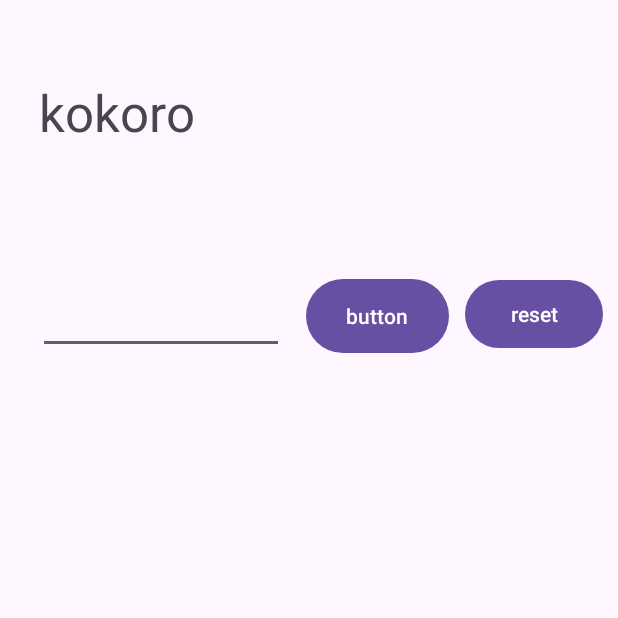
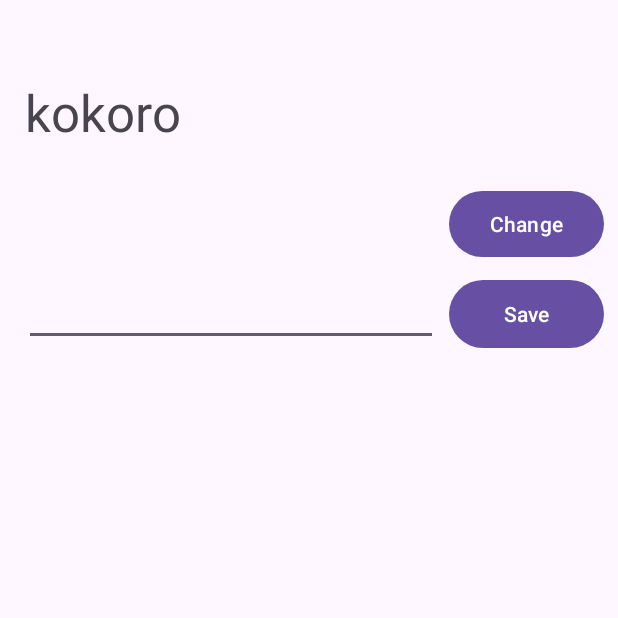
Before and after one commit to kokoro-0820/AndroidApp, an Android app: the screen it shows after launch (MainActivity), on a phone screen of 412 x 824 dp, the top half of it. Run offline under Robolectric (Android 15) with nearby library versions, the phone set to English and light mode, and no system bars; our stand-ins replace RxJava; 3 statements that could not run were skipped.

Commit message:
レイアウトを変更 クラスを追加

```diff
--- a/app/src/main/java/jp/ac/meijou/android/s221205056/MainActivity.java
+++ b/app/src/main/java/jp/ac/meijou/android/s221205056/MainActivity.java
@@ -5,6 +5,7 @@ import androidx.appcompat.app.AppCompatActivity;
 import android.os.Bundle;
 import android.text.Editable;
 import android.text.TextWatcher;
+import android.util.Log;
 import android.widget.TextView;
 import android.widget.ImageView;
 
@@ -12,14 +13,15 @@ import jp.ac.meijou.android.s221205056.databinding.ActivityMainBinding;
 
 public class MainActivity extends AppCompatActivity {
     private ActivityMainBinding binding;
+    private PrefDataStore prefDataStore;
 
     @Override
     protected void onCreate(Bundle savedInstanceState) {
         super.onCreate(savedInstanceState);
         binding = ActivityMainBinding.inflate(getLayoutInflater());
         setContentView(binding.getRoot());
+        prefDataStore = PrefDataStore.getInstance(this);
 
-        binding.text.setText(R.string.my_name);
 
         binding.button.setOnClickListener(v -> {
             var text = binding.editText.getText().toString();
@@ -28,7 +30,10 @@ public class MainActivity extends AppCompatActivity {
         });
 
         binding.button2.setOnClickListener(v -> {
-            binding.text.setText(R.string.my_name);
+            var text = binding.editText.getText().toString();
+            prefDataStore.setString("name", text);
+
+            Log.d("kokoro", "save text:"+ binding.text.getText());
 
         });
 
@@ -48,8 +53,17 @@ public class MainActivity extends AppCompatActivity {
                 // テキストが更新されたあとに呼ばれる
                 binding.text.setText(editable.toString());
             }
+
         });
 
+        Log.d("kokoro", "onCreate text:"+ binding.text.getText());
+    }
 
+    protected void onStart() {
+        super.onStart();
+        prefDataStore.getString("name")
+                .ifPresent(name -> binding.text.setText(name));
+
+        Log.d("kokoro", "onStart text:"+ binding.text.getText());
     }
 }
--- a/app/src/main/res/layout/activity_main.xml
+++ b/app/src/main/res/layout/activity_main.xml
@@ -14,26 +14,26 @@
         android:textSize="34sp"
         app:layout_constraintBottom_toBottomOf="parent"
         app:layout_constraintEnd_toEndOf="parent"
-        app:layout_constraintHorizontal_bias="0.714"
+        app:layout_constraintHorizontal_bias="0.457"
         app:layout_constraintStart_toStartOf="parent"
         app:layout_constraintTop_toTopOf="parent"
         app:layout_constraintVertical_bias="0.068" />
 
     <Button
         android:id="@+id/button"
-        android:layout_width="95dp"
-        android:layout_height="57dp"
+        android:layout_width="103dp"
+        android:layout_height="52dp"
         android:text="@string/button"
         app:layout_constraintBottom_toBottomOf="parent"
         app:layout_constraintEnd_toEndOf="parent"
-        app:layout_constraintHorizontal_bias="0.645"
+        app:layout_constraintHorizontal_bias="0.97"
         app:layout_constraintStart_toStartOf="parent"
         app:layout_constraintTop_toTopOf="parent"
-        app:layout_constraintVertical_bias="0.237" />
+        app:layout_constraintVertical_bias="0.16" />
 
     <Button
         android:id="@+id/button2"
-        android:layout_width="92dp"
+        android:layout_width="103dp"
         android:layout_height="53dp"
         android:text="@string/button2"
         app:layout_constraintBottom_toBottomOf="parent"
@@ -45,15 +45,15 @@
 
     <EditText
         android:id="@+id/editText"
-        android:layout_width="164dp"
-        android:layout_height="54dp"
+        android:layout_width="276dp"
+        android:layout_height="99dp"
         android:ems="10"
         android:inputType="text"
         app:layout_constraintBottom_toBottomOf="parent"
         app:layout_constraintEnd_toEndOf="parent"
-        app:layout_constraintHorizontal_bias="0.101"
+        app:layout_constraintHorizontal_bias="0.118"
         app:layout_constraintStart_toStartOf="parent"
         app:layout_constraintTop_toTopOf="parent"
-        app:layout_constraintVertical_bias="0.236" />
+        app:layout_constraintVertical_bias="0.181" />
 
 </androidx.constraintlayout.widget.ConstraintLayout>
--- a/app/src/main/res/values/strings.xml
+++ b/app/src/main/res/values/strings.xml
@@ -1,6 +1,6 @@
 <resources>
     <string name="app_name">AndroidApp</string>
     <string name="my_name">kokoro</string>
-    <string name="button">button</string>
-    <string name="button2">reset</string>
+    <string name="button">Change</string>
+    <string name="button2">Save</string>
 </resources>
```
Also changed, not shown: app/build.gradle (+11 -0 lines), app/src/main/java/jp/ac/meijou/android/s221205056/PrefDataStore.java (added, +54 -0 lines).
